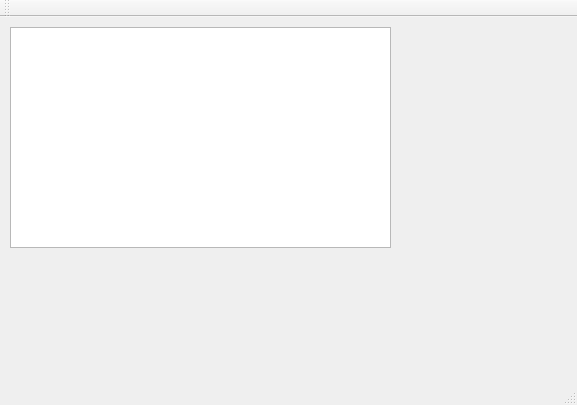
This is mainwindow.ui in ray33ee/ComplexCL as Qt 5 draws it before an edit. The edited form follows.
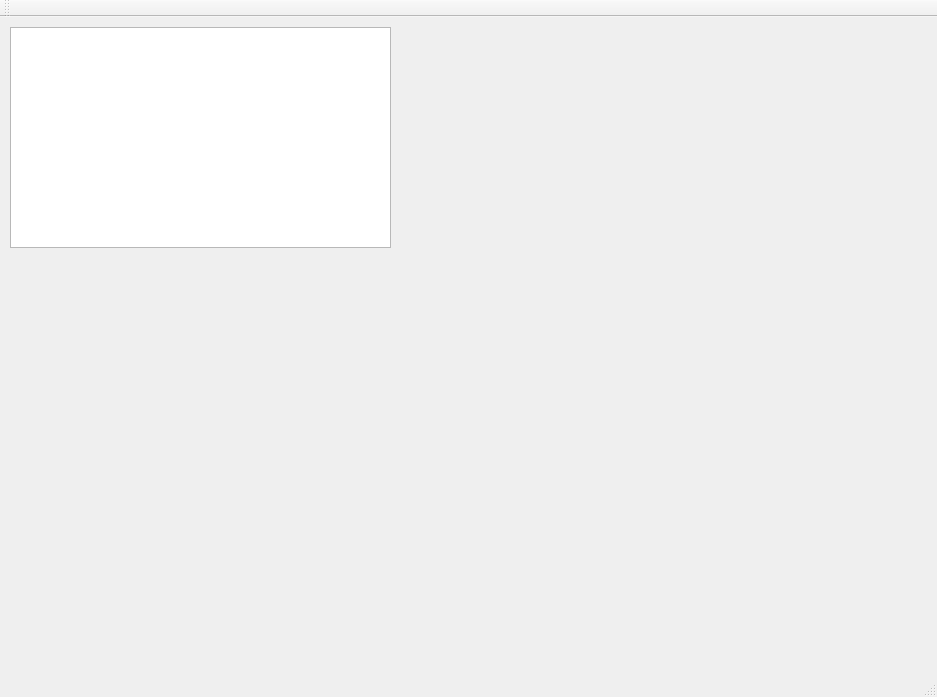
This is the edited form. Custom widgets are drawn as their Qt base class.

```diff
--- a/mainwindow.ui
+++ b/mainwindow.ui
@@ -6,8 +6,8 @@
    <rect>
     <x>0</x>
     <y>0</y>
-    <width>577</width>
-    <height>405</height>
+    <width>937</width>
+    <height>697</height>
    </rect>
   </property>
   <property name="minimumSize">
```
Left out of the diff: 2 changed lines with no effect on the pictures.
